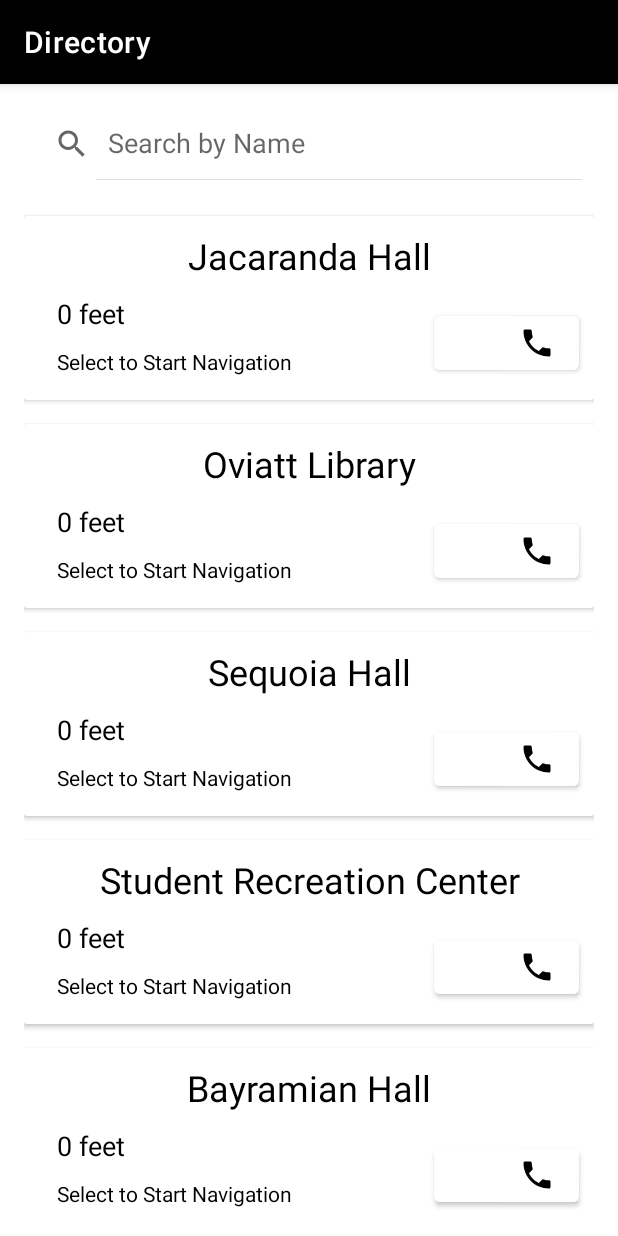
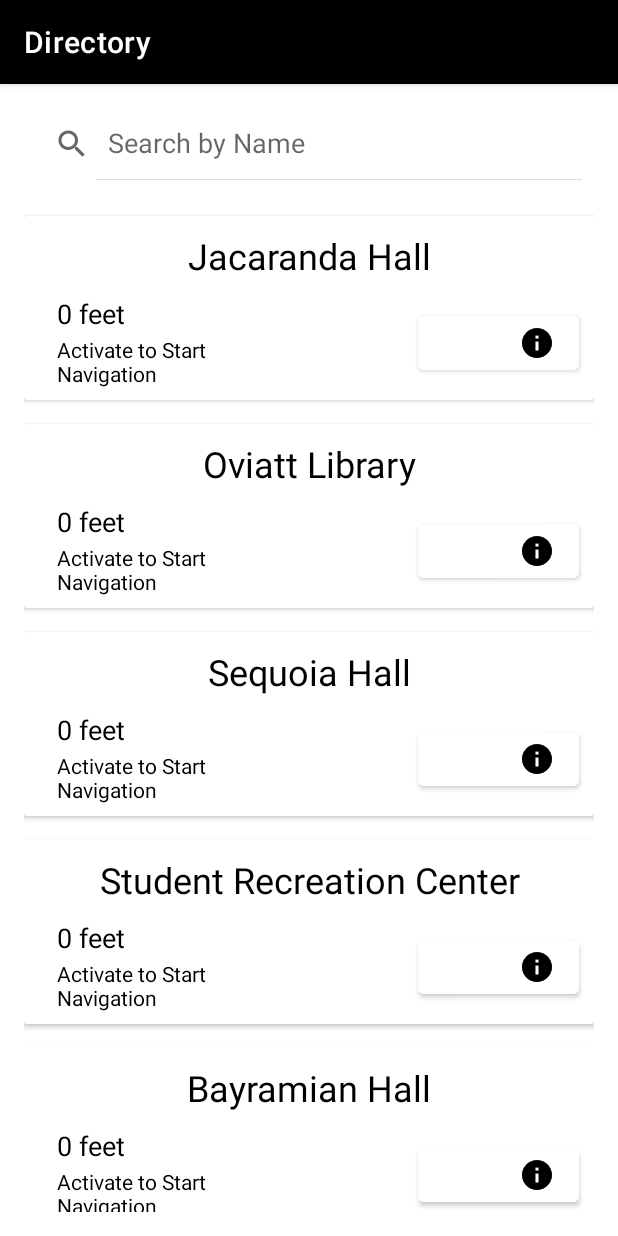
Before and after one commit to indomie858/app-A, an Android app: the screen it shows after launch (NavigationListActivity), after a tap on "All Locations", on a phone screen of 412 x 824 dp. Run offline under Robolectric (Android 15) with nearby library versions, the phone set to English and light mode, and no system bars; our stand-ins replace Room's generated code, androidx.preference, data binding; libraries missing offline, so code that uses them is left out: org.altbeacon.beacon; 13 statements that could not run were skipped; 2 other taps on this screen came first.

Commit message:
Implement descriptions and screenreader TTS for descriptions

```diff
--- a/app/src/main/java/com/example/appa/db/PlaceEntity.java
+++ b/app/src/main/java/com/example/appa/db/PlaceEntity.java
@@ -25,6 +25,7 @@ public class PlaceEntity implements Place {
     private String categories = "";
     private Integer major_id;
     private Integer minor_id;
+    private String phone_number;
 
     // Fields should match database fields.
     public PlaceEntity(Integer id,
@@ -34,7 +35,8 @@ public class PlaceEntity implements Place {
                        Float longitude,
                        String categories,
                        Integer major_id,
-                       Integer minor_id
+                       Integer minor_id,
+                       String phone_number
     ) {
         this.id = id;
         this.name = name;
@@ -44,6 +46,7 @@ public class PlaceEntity implements Place {
         this.categories =  categories;
         this.major_id = major_id;
         this.minor_id = minor_id;
+        this.phone_number = phone_number;
     }
 
 
@@ -78,4 +81,6 @@ public class PlaceEntity implements Place {
     public Integer getMajor_id() { return major_id; }
 
     public Integer getMinor_id() { return minor_id; }
+
+    public String getPhone_number() { return phone_number; }
 }
--- a/app/src/main/java/com/example/appa/model/Place.java
+++ b/app/src/main/java/com/example/appa/model/Place.java
@@ -10,4 +10,5 @@ public interface Place {
     public String getCategories();
     public Integer getMajor_id();
     public Integer getMinor_id();
+    public String getPhone_number();
 }
--- a/app/src/main/java/com/example/appa/ui/navigationlist/PlaceAdapter.java
+++ b/app/src/main/java/com/example/appa/ui/navigationlist/PlaceAdapter.java
@@ -1,15 +1,21 @@
 package com.example.appa.ui.navigationlist;
 
 import android.annotation.SuppressLint;
+import android.app.Activity;
 import android.content.Context;
 import android.content.Intent;
 import android.location.Location;
 import android.location.LocationListener;
 import android.location.LocationManager;
+import android.net.Uri;
 import android.os.Bundle;
+import android.speech.tts.TextToSpeech;
+import android.telephony.PhoneNumberUtils;
 import android.view.LayoutInflater;
 import android.view.View;
 import android.view.ViewGroup;
+import android.view.accessibility.AccessibilityManager;
+import android.widget.Button;
 import android.widget.TextView;
 
 import androidx.annotation.NonNull;
@@ -24,9 +30,13 @@ import com.example.appa.model.Place;
 import com.example.appa.ui.navigation.InstructionViewActivity;
 import com.example.appa.viewmodel.PlaceViewModel;
 
+import org.w3c.dom.Text;
+
 import java.util.ArrayList;
 import java.util.List;
+import java.util.Locale;
 
+import static android.content.Context.ACCESSIBILITY_SERVICE;
 import static android.content.Context.LOCATION_SERVICE;
 import static androidx.core.content.ContextCompat.getSystemService;
 
@@ -35,7 +45,8 @@ public class PlaceAdapter extends RecyclerView.Adapter<PlaceAdapter.PlaceViewHol
     public static final String TAG = "RecyclerviewAdapter";
     // Our list of places
     private List<PlaceViewModel> mPlaceViewModels = new ArrayList<>();
-
+    private TextToSpeech mTTSObject;
+    private AccessibilityManager am;
 
     public void setPlaces(List<PlaceViewModel> places) {
         this.mPlaceViewModels.clear();
@@ -61,6 +72,7 @@ public class PlaceAdapter extends RecyclerView.Adapter<PlaceAdapter.PlaceViewHol
     // Provide a suitable constructor (depends on the kind of dataset)
     public PlaceAdapter() {
         super();
+
     }
 
     // this method is responsible
@@ -70,6 +82,17 @@ public class PlaceAdapter extends RecyclerView.Adapter<PlaceAdapter.PlaceViewHol
     public PlaceAdapter.PlaceViewHolder onCreateViewHolder(ViewGroup parent,  int viewType) {
         PlaceTileBinding binding = DataBindingUtil.inflate(LayoutInflater.from(parent.getContext()), R.layout.place_tile, parent, false);
         LocationManager mLocationManager = (LocationManager) parent.getContext().getSystemService(LOCATION_SERVICE);
+
+        // Set a member variable using viewgroup context
+        mTTSObject = new TextToSpeech(parent.getContext(), new TextToSpeech.OnInitListener() {
+            @Override
+            public void onInit(int status) {
+                mTTSObject.setLanguage(Locale.US);
+            }
+        });
+
+        am = (AccessibilityManager) parent.getContext().getSystemService(ACCESSIBILITY_SERVICE);
+
         return new PlaceViewHolder(binding, mLocationManager);
     }
 
@@ -95,9 +118,60 @@ public class PlaceAdapter extends RecyclerView.Adapter<PlaceAdapter.PlaceViewHol
             }
         });
 
+        // Set distance text with unit
+        TextView distanceText = holder.binding.getRoot().findViewById(R.id.place_distance);
+        distanceText.setText(currentPlaceViewModel.getDistanceFeet() + " feet");
+
+
+        // Initially set description to be hidden
+        TextView descriptionText = holder.binding.getRoot().findViewById(R.id.description);
+        descriptionText.setVisibility(View.GONE);
+
+        // TODO: Think about setting up these buttons as fragments later on
+
+        // Set accessibility description for about button
+        Button aboutBtn = holder.binding.getRoot().findViewById(R.id.about_btn);
+        aboutBtn.setContentDescription("Tell Me About " + currentPlaceViewModel.getName());
+        aboutBtn.setOnClickListener(new View.OnClickListener() {
+            @Override
+            public void onClick(View v) {
+                if (am.isEnabled()) { // Read back the text if accessibility is enabled
+                    mTTSObject.speak(currentPlaceViewModel.getDescription(), TextToSpeech.QUEUE_FLUSH, null);
+                } else { // otherwise expand/collapse the text
+                    if (descriptionText.getVisibility() == View.VISIBLE) {
+                        descriptionText.setVisibility(View.GONE);
+                    } else {
+                        descriptionText.setVisibility(View.VISIBLE);
+                    }
+                }
+            }
+        });
+
+
+        // Set accessibility descriptions for buttons
+        // Then set phone visibility
+        // null --> show button
+        // not null --> don't show button
+        Button phoneBtn = holder.binding.getRoot().findViewById(R.id.phone_btn);
+        phoneBtn.setContentDescription("Call " + currentPlaceViewModel.getName());
+        String placePhoneNumber = currentPlaceViewModel.getPhoneNumber();
+        if(placePhoneNumber  == null) {
+            phoneBtn.setVisibility(View.GONE);
+        } else {
+            phoneBtn.setVisibility(View.VISIBLE);
+            phoneBtn.setOnClickListener(new View.OnClickListener() {
+                @Override
+                public void onClick(View v) {
+                    String formattedNumber = PhoneNumberUtils.formatNumber(placePhoneNumber);
+                    Intent callIntent = new Intent(Intent.ACTION_CALL);
+                    callIntent.setData(Uri.parse("tel:" + formattedNumber));
+                    Context context = phoneBtn.getContext();
+                    context.startActivity(callIntent);
+                }
+            });
+        }
         holder.binding.executePendingBindings();
     }
-
 
     @Override
     public int getItemCount() {
--- a/app/src/main/java/com/example/appa/viewmodel/PlaceViewModel.java
+++ b/app/src/main/java/com/example/appa/viewmodel/PlaceViewModel.java
@@ -34,12 +34,13 @@ public class PlaceViewModel  {
         return distance;
     }
 
-    public String getDistanceString() {
+    public String getDistanceFeet() {
         int distanceToFeet = (int) Math.round(distance * 3.28084);
-        return Integer.valueOf(distanceToFeet).toString() + " feet";
+        return Integer.valueOf(distanceToFeet).toString();
     }
 
-    public String getCallString() { return "Call "+ placeEntity.getName(); }
+    public String getPhoneNumber() { return placeEntity.getPhone_number(); }
+
     public String getName() {
         return placeEntity.getName();
     }
--- a/app/src/main/res/layout/place_tile.xml
+++ b/app/src/main/res/layout/place_tile.xml
@@ -26,6 +26,7 @@
         <LinearLayout
             android:layout_width="match_parent"
             android:layout_height="match_parent"
+            android:animateLayoutChanges="true"
             android:orientation="vertical">
 
             <TextView
@@ -59,7 +60,7 @@
                         android:layout_height="wrap_content"
                         android:layout_marginStart="16dp"
                         android:layout_weight="0.5"
-                        android:text="@{place.distanceString}"
+                        android:text=""
                         android:textColor="#000000"
                         android:textSize="18sp" />
 
@@ -69,7 +70,7 @@
                         android:layout_height="wrap_content"
                         android:layout_marginStart="16dp"
                         android:layout_weight="0.5"
-                        android:text="Select to Start Navigation"
+                        android:text="Activate to Start Navigation"
                         android:textColor="#000000"
                         android:textSize="14sp" />
 
@@ -80,7 +81,7 @@
                     android:layout_height="match_parent"
                     android:layout_weight="0.5"
                     android:gravity="right|center_vertical"
-                    android:orientation="horizontal">
+                    android:orientation="vertical">
 
                     <Button
                         android:id="@+id/phone_btn"
@@ -91,14 +92,41 @@
                         android:layout_marginBottom="8dp"
                         android:backgroundTint="#FFFFFF"
                         android:clickable="true"
-                        android:contentDescription="@{place.callString}"
+                        android:contentDescription=""
                         android:drawableRight="@drawable/ic_baseline_local_phone_24"
                         android:src="@drawable/ic_baseline_info_24"
                         android:text="Call"
                         android:textSize="12sp" />
+
+                    <Button
+                        android:id="@+id/about_btn"
+                        android:layout_width="wrap_content"
+                        android:layout_height="wrap_content"
+                        android:layout_marginTop="8dp"
+                        android:layout_marginRight="4dp"
+                        android:layout_marginBottom="8dp"
+                        android:layout_weight="1"
+                        android:backgroundTint="#FFFFFF"
+                        android:clickable="true"
+                        android:contentDescription=""
+                        android:drawableRight="@drawable/ic_baseline_info_24"
+                        android:src="@drawable/ic_baseline_info_24"
+                        android:text="About"
+                        android:textSize="12sp" />
                 </LinearLayout>
 
             </LinearLayout>
+
+            <TextView
+                android:id="@+id/description"
+                android:layout_width="wrap_content"
+                android:layout_height="wrap_content"
+                android:layout_marginStart="16dp"
+                android:layout_marginEnd="16dp"
+                android:layout_marginBottom="16dp"
+                android:layout_weight="0.5"
+                android:text="@{place.description}"
+                android:textColor="@color/card_text_color" />
 
         </LinearLayout>
 
--- a/app/src/main/res/values-night/colors.xml
+++ b/app/src/main/res/values-night/colors.xml
@@ -4,6 +4,7 @@
     <color name="ic_attachment_color">#FFFFFFFF</color>
     <color name="background_color">#000000</color>
     <color name="card_background_color">#ffffff</color>
+    <color name="card_text_color">#000000</color>
     <color name="ic_color_lens_color">#FFFFFFFF</color>
     <color name="button_text_color">#000000</color>
     <color name="text_color">#FFFFFF</color>
--- a/app/src/main/res/values/colors.xml
+++ b/app/src/main/res/values/colors.xml
@@ -18,7 +18,7 @@
     <color name="ic_attachment_color">#FFFFFFFF</color>
     <color name="background_color">#FFFFFFFF</color>
     <color name="ic_color_lens_color">#FFFFFFFF</color>
-
+    <color name="card_text_color">#ffffff</color>
     <color name="button_text_color">#000000</color>
     <color name="text_color">#000000</color>
 </resources>
```
Also changed, not shown: app/src/main/assets/locations.db.
